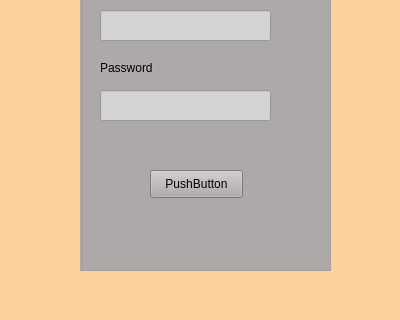
The window that Login/view/login.ui (ManuelMarrone/GestioneBowling) describes before a commit, drawn with Qt 5; both pictures show x 0 to 400 and y 180 to 500 of the 400 by 500 pixel window.
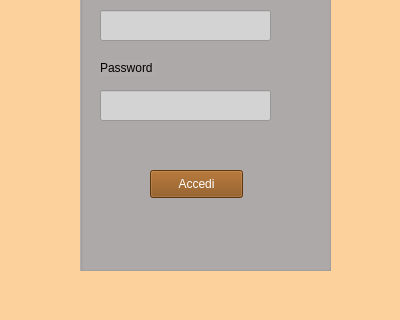
The same window after the commit.

```diff
--- a/Login/view/login.ui
+++ b/Login/view/login.ui
@@ -93,8 +93,11 @@
          <height>28</height>
         </rect>
        </property>
+       <property name="styleSheet">
+        <string notr="true">color: white;  background-color: #874B0F</string>
+       </property>
        <property name="text">
-        <string>PushButton</string>
+        <string>Accedi</string>
        </property>
       </widget>
       <widget class="QLineEdit" name="textEmail">
```
